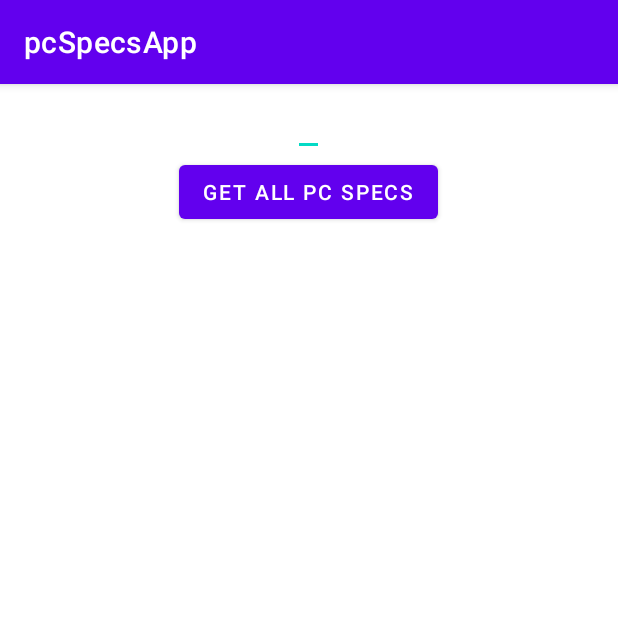
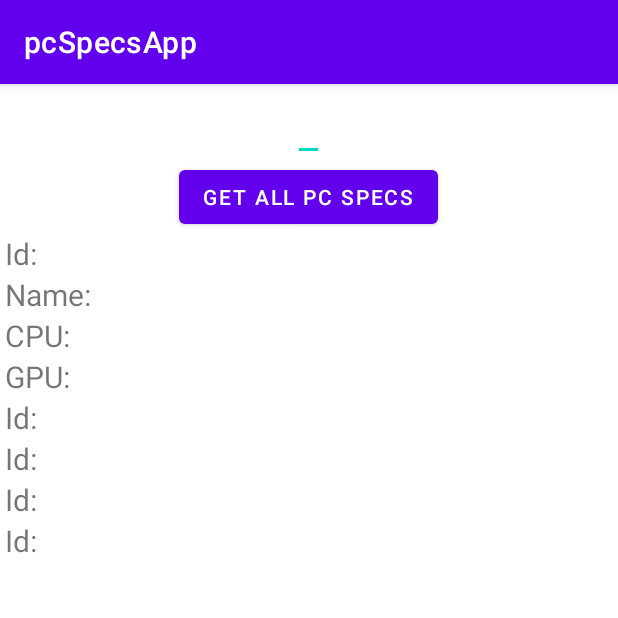
Before and after one commit to manezz/pcSpecsApp, an Android app: the GetByIdActivity screen opened directly, with no data from a screen before it, on a phone screen of 412 x 824 dp, the top half of it. Run offline under Robolectric (Android 15) with nearby library versions, the phone set to English and light mode, and no system bars.

Commit message:
small fixes

```diff
--- a/app/src/main/java/com/example/pcspecsapp/GetByIdActivity.java
+++ b/app/src/main/java/com/example/pcspecsapp/GetByIdActivity.java
@@ -41,14 +41,14 @@ public class GetByIdActivity extends AppCompatActivity {
             @Override
             public void onClick(View v) {
                 PcSpecs pcSpecs = ApiLayer.getPcSpecsById(Integer.parseInt(setId_getById.getText().toString()));
-                getByIdId.setText("Id: " + String.valueOf(pcSpecs.getId()));
-                getByIdName.setText("Name: " + pcSpecs.getName());
-                getByIdCpu.setText("CPU: " + pcSpecs.getCpu());
-                getByIdGpu.setText("GPU: " + pcSpecs.getGpu());
-                getByIdRam.setText("RAM: " + pcSpecs.getRam());
-                getByIdSsd.setText("SSD: " + pcSpecs.getSsd());
-                getByIdPsu.setText("PSU: " + pcSpecs.getPsu());
-                getByIdMb.setText("MB: " + pcSpecs.getMb());
+                getByIdId.setText(String.valueOf(pcSpecs.getId()));
+                getByIdName.setText(pcSpecs.getName());
+                getByIdCpu.setText(pcSpecs.getCpu());
+                getByIdGpu.setText(pcSpecs.getGpu());
+                getByIdRam.setText(pcSpecs.getRam());
+                getByIdSsd.setText(pcSpecs.getSsd());
+                getByIdPsu.setText(pcSpecs.getPsu());
+                getByIdMb.setText(pcSpecs.getMb());
             }
         });
     }
--- a/app/src/main/res/layout/activity_get_by_id.xml
+++ b/app/src/main/res/layout/activity_get_by_id.xml
@@ -6,7 +6,8 @@
     android:layout_height="match_parent"
     android:orientation="vertical"
     android:gravity="center_horizontal"
-    tools:context=".GetByIdActivity">
+    tools:context=".GetByIdActivity"
+    android:layout_margin="3sp">
 
     <EditText
         android:id="@+id/setId_getById"
@@ -19,45 +20,133 @@
         android:text="Get All Pc Specs"
         android:id="@+id/setId_getByIdButton"/>
 
+    <LinearLayout
+        android:layout_width="match_parent"
+        android:layout_height="wrap_content"
+        android:orientation="horizontal">
+
+        <TextView
+            android:layout_width="wrap_content"
+            android:layout_height="wrap_content"
+            android:text="Id: "
+            android:textSize="20sp"/>
         <TextView
             android:id="@+id/getByIdId"
             android:layout_width="wrap_content"
             android:layout_height="wrap_content"
-        android:textSize="20sp" />
+            android:textSize="20sp"/>
+    </LinearLayout>
+    <LinearLayout
+        android:layout_width="match_parent"
+        android:layout_height="wrap_content"
+        android:orientation="horizontal">
+
+        <TextView
+            android:layout_width="wrap_content"
+            android:layout_height="wrap_content"
+            android:text="Name: "
+            android:textSize="20sp"/>
         <TextView
             android:id="@+id/getByIdName"
             android:layout_width="wrap_content"
             android:layout_height="wrap_content"
             android:textSize="20sp" />
+    </LinearLayout>
+    <LinearLayout
+        android:layout_width="match_parent"
+        android:layout_height="wrap_content"
+        android:orientation="horizontal">
+
+        <TextView
+            android:layout_width="wrap_content"
+            android:layout_height="wrap_content"
+            android:text="CPU: "
+            android:textSize="20sp"/>
         <TextView
             android:id="@+id/getByIdCpu"
             android:layout_width="wrap_content"
             android:layout_height="wrap_content"
             android:textSize="20sp" />
+    </LinearLayout>
+    <LinearLayout
+        android:layout_width="match_parent"
+        android:layout_height="wrap_content"
+        android:orientation="horizontal">
+
+        <TextView
+            android:layout_width="wrap_content"
+            android:layout_height="wrap_content"
+            android:text="GPU: "
+            android:textSize="20sp"/>
         <TextView
             android:id="@+id/getByIdGpu"
             android:layout_width="wrap_content"
             android:layout_height="wrap_content"
             android:textSize="20sp" />
+    </LinearLayout>
+    <LinearLayout
+        android:layout_width="match_parent"
+        android:layout_height="wrap_content"
+        android:orientation="horizontal">
+
+        <TextView
+            android:layout_width="wrap_content"
+            android:layout_height="wrap_content"
+            android:text="Id: "
+            android:textSize="20sp"/>
         <TextView
             android:id="@+id/getByIdRam"
             android:layout_width="wrap_content"
             android:layout_height="wrap_content"
             android:textSize="20sp" />
+    </LinearLayout>
+    <LinearLayout
+        android:layout_width="match_parent"
+        android:layout_height="wrap_content"
+        android:orientation="horizontal">
+
+        <TextView
+            android:layout_width="wrap_content"
+            android:layout_height="wrap_content"
+            android:text="Id: "
+            android:textSize="20sp"/>
         <TextView
             android:id="@+id/getByIdSsd"
             android:layout_width="wrap_content"
             android:layout_height="wrap_content"
             android:textSize="20sp" />
+    </LinearLayout>
+    <LinearLayout
+        android:layout_width="match_parent"
+        android:layout_height="wrap_content"
+        android:orientation="horizontal">
+
+        <TextView
+            android:layout_width="wrap_content"
+            android:layout_height="wrap_content"
+            android:text="Id: "
+            android:textSize="20sp"/>
         <TextView
             android:id="@+id/getByIdPsu"
             android:layout_width="wrap_content"
             android:layout_height="wrap_content"
             android:textSize="20sp" />
+    </LinearLayout>
+    <LinearLayout
+        android:layout_width="match_parent"
+        android:layout_height="wrap_content"
+        android:orientation="horizontal">
+
+        <TextView
+            android:layout_width="wrap_content"
+            android:layout_height="wrap_content"
+            android:text="Id: "
+            android:textSize="20sp"/>
         <TextView
             android:id="@+id/getByIdMb"
             android:layout_width="wrap_content"
             android:layout_height="wrap_content"
             android:textSize="20sp" />
+    </LinearLayout>
 
 </LinearLayout>
```
Lines whose indentation alone changed are shown as unchanged.
